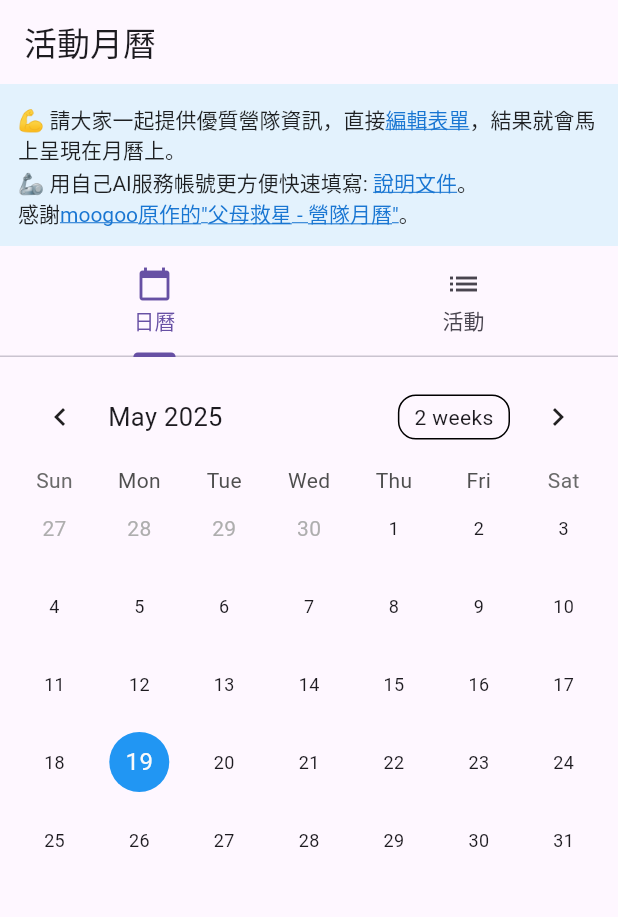
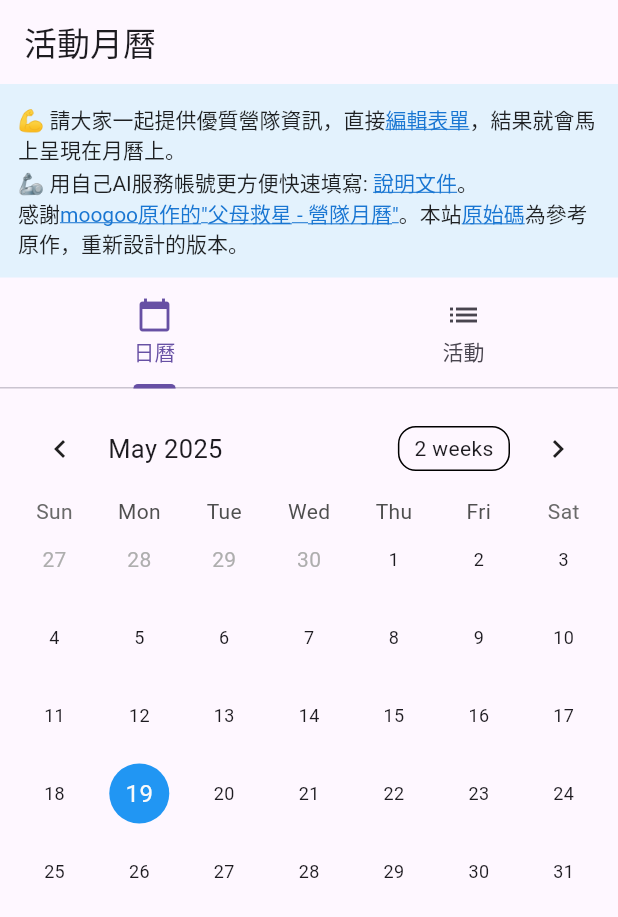
Before and after one commit to bestian/flutter_calendar_app, a Flutter app: the screen it shows after launch, on a phone screen of 412 x 824 dp. Shown: the top 917 px of the screen. Run offline on Flutter 3.47's test engine with Material 3 defaults, Android fonts, the light colour scheme and no system bars; drawn by our look-alikes of table_calendar; our stand-ins replace csv; missing offline and left inert: dart:html; network calls fail.

Commit message:
Update main.dart

```diff
--- a/lib/main.dart
+++ b/lib/main.dart
@@ -291,6 +291,22 @@ class _CalendarHomePageState extends State<CalendarHomePage> {
                       },
                   ),
                   TextSpan(text: '。'),
+                  TextSpan(text: '本站'),
+                  TextSpan(
+                    text: '原始碼',
+                    style: TextStyle(
+                      color: Colors.blue[700],
+                      decoration: TextDecoration.underline,
+                    ),
+                    recognizer: TapGestureRecognizer()
+                      ..onTap = () {
+                        html.window.open(
+                          'https://github.com/bestian/flutter_calendar_app',
+                          '_blank',
+                        );
+                      },
+                  ),
+                  TextSpan(text: '為參考原作，重新設計的版本。'),
                 ],
               ),
             ),
```
